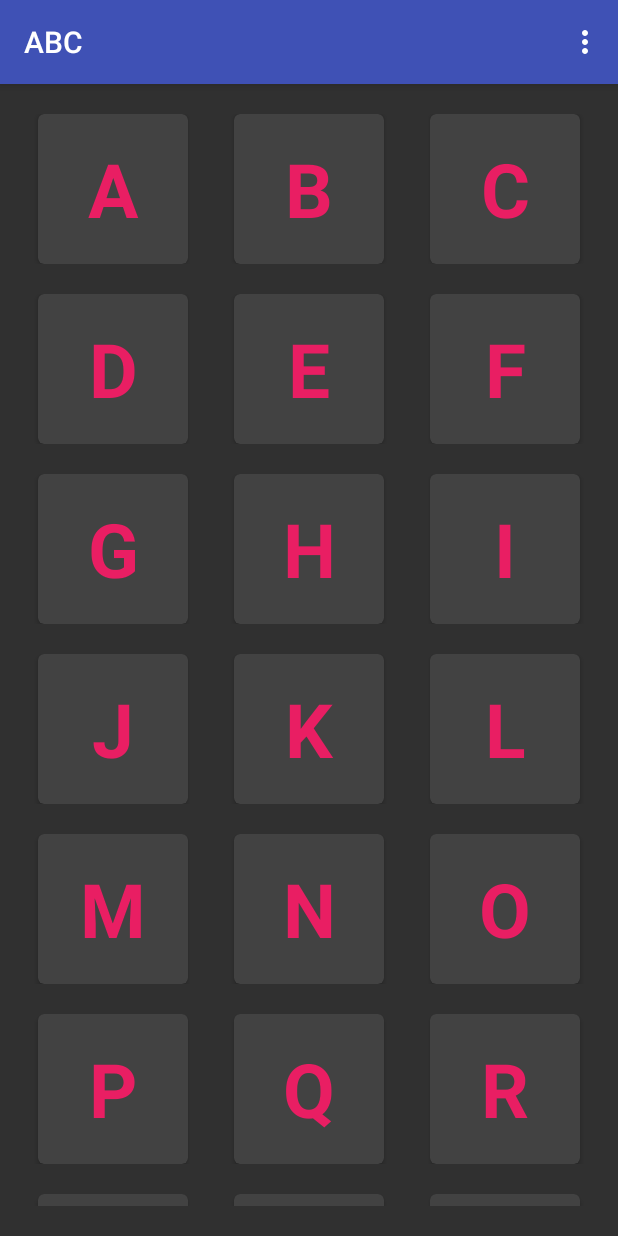
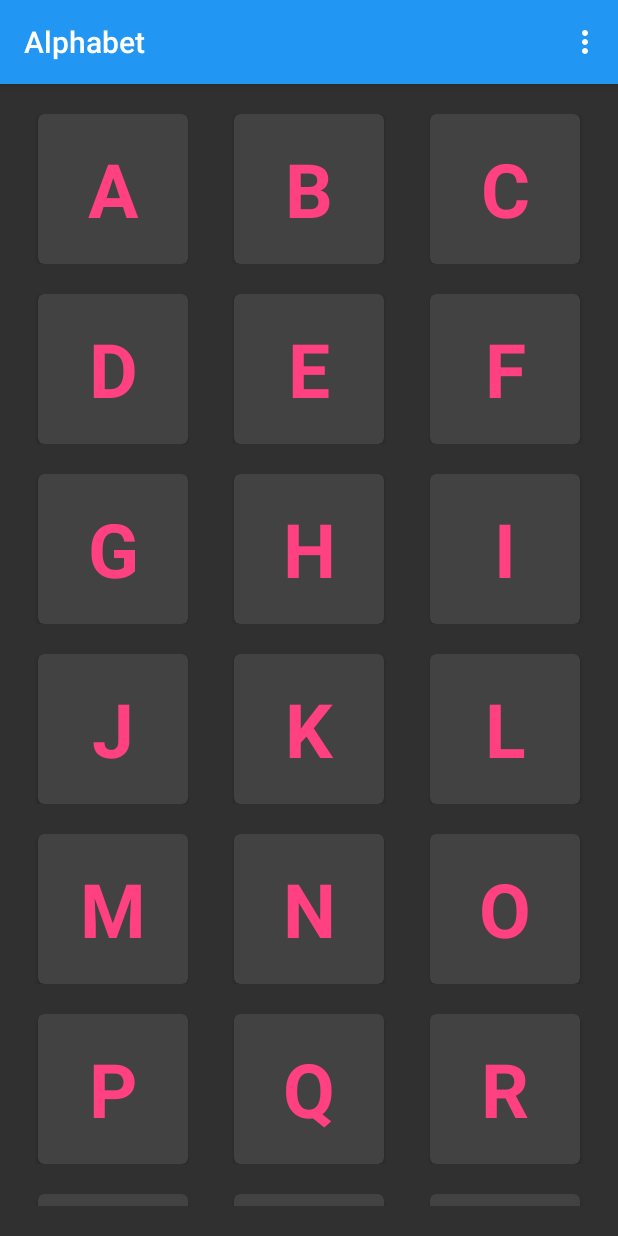
Before and after one commit to angelaigreja/alphabet, an Android app: the screen it shows after launch (MainActivity), on a phone screen of 412 x 824 dp. Run offline under Robolectric (Android 15) with nearby library versions, the phone set to English and light mode, and no system bars.

Commit message:
Change launcher icon.

```diff
--- a/app/src/main/res/values/colors.xml
+++ b/app/src/main/res/values/colors.xml
@@ -9,13 +9,13 @@
     <color name="body_text_1_inverse">#deffffff</color>
     <color name="body_text_2_inverse">#8affffff</color>
 
-    <color name="primary">#3f51b5</color>
+    <color name="primary">#2196F3</color>
     <!--<color name="primary">#e91e63</color> -->
-    <color name="primary_dark">#303f9f</color>
-    <color name="theme_primary_light">#7986cb</color>
+    <color name="primary_dark">#1976D2</color>
+    <color name="theme_primary_light">#BBDEFB</color>
 
     <color name="theme_accent_1">#00b0ff</color>
     <color name="theme_accent_1_light">#8ad4fa</color>
 
-    <color name="accent">#e91e63</color>
+    <color name="accent">#ff4081</color>
 </resources>
--- a/app/src/main/res/values/strings.xml
+++ b/app/src/main/res/values/strings.xml
@@ -1,7 +1,7 @@
 <?xml version="1.0" encoding="utf-8"?>
 <resources>
 
-    <string name="app_name">ABC</string>
+    <string name="app_name">Alphabet</string>
     <string name="hello_world">Hello world!</string>
     <string name="action_settings">Settings</string>
     <string name="hello_blank_fragment">Hello blank fragment</string>
```
Also changed, not shown: app/src/main/res/drawable-hdpi/ic_launcher.png, app/src/main/res/drawable-mdpi/ic_launcher.png, app/src/main/res/drawable-xhdpi/ic_launcher.png, app/src/main/res/drawable-xxhdpi/ic_launcher.png, app/src/main/res/drawable-xxxhdpi/ic_launcher.png (added).
